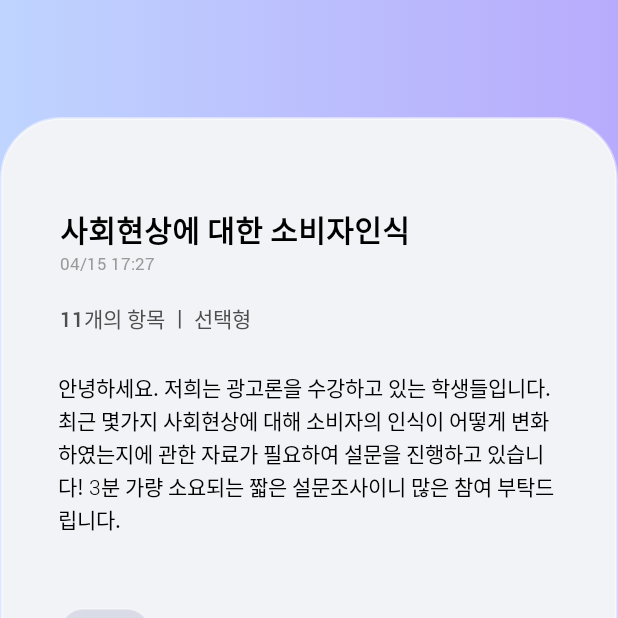
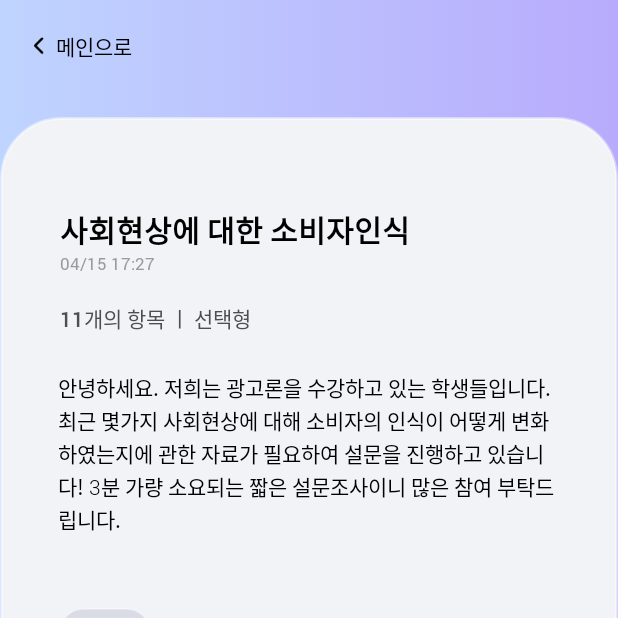
Before and after one commit to umc-moamoa/umc, an Android app: the FormDetailActivity screen opened directly, with no data from a screen before it, on a phone screen of 412 x 824 dp, the top half of it. Run offline under Robolectric (Android 15) with nearby library versions, the phone set to English and light mode, and no system bars.

Commit message:
메인 인기있는 설문조사 -> 폼 목록 페이지, -> 로그인 페이지

```diff
--- a/app/src/main/java/com/example/umc_hackathon/FormDetailActivity.kt
+++ b/app/src/main/java/com/example/umc_hackathon/FormDetailActivity.kt
@@ -1,5 +1,6 @@
 package com.example.umc_hackathon
 
+import android.content.Intent
 import androidx.appcompat.app.AppCompatActivity
 import android.os.Bundle
 import com.example.umc_hackathon.databinding.ActivityFormDetailBinding
@@ -17,5 +18,11 @@ class FormDetailActivity : AppCompatActivity() {
         if(intent.hasExtra("list_title")) {
             binding.tvSurveyTitle.text = intent.getStringExtra("list_title")
         }
+
+        binding.goBackToMain.setOnClickListener{
+            val intent = Intent(this, FormListActivity::class.java)
+            startActivity(intent)
+            finish()
+        }
     }
 }
--- a/app/src/main/java/com/example/umc_hackathon/MyPageActivity.kt
+++ b/app/src/main/java/com/example/umc_hackathon/MyPageActivity.kt
@@ -2,10 +2,12 @@ package com.example.umc_hackathon
 
 import androidx.appcompat.app.AppCompatActivity
 import android.os.Bundle
+import com.example.umc_hackathon.databinding.ActivityMyPageBinding
 
 class MyPageActivity : AppCompatActivity() {
     override fun onCreate(savedInstanceState: Bundle?) {
         super.onCreate(savedInstanceState)
-        setContentView(R.layout.activity_my_page)
+        val binding = ActivityMyPageBinding.inflate(layoutInflater)
+        setContentView(binding.root)
     }
 }
--- a/app/src/main/res/layout/activity_form_detail.xml
+++ b/app/src/main/res/layout/activity_form_detail.xml
@@ -9,6 +9,32 @@
     tools:context=".MainActivity"
     tools:layout_editor_absoluteX="0dp"
     tools:layout_editor_absoluteY="-1dp">
+
+    <LinearLayout
+        android:id="@+id/go_back_to_main"
+        android:layout_width="wrap_content"
+        android:layout_height="wrap_content"
+        android:layout_marginHorizontal="20dp"
+        android:layout_marginTop="20dp"
+        android:orientation="horizontal"
+        app:layout_constraintTop_toTopOf="parent"
+        app:layout_constraintStart_toStartOf="parent"
+        android:gravity="center_vertical">
+
+        <ImageView
+            android:layout_width="12dp"
+            android:layout_height="12dp"
+            android:layout_marginEnd="5dp"
+            android:src="@mipmap/chevron_right" />
+
+        <TextView
+            android:layout_width="wrap_content"
+            android:layout_height="wrap_content"
+            android:text="메인으로"
+            android:textSize="14sp"
+            android:textColor="@color/black" />
+
+    </LinearLayout>
 
     <androidx.constraintlayout.widget.ConstraintLayout
         android:layout_width="match_parent"
--- a/app/src/main/res/layout/activity_my_page.xml
+++ b/app/src/main/res/layout/activity_my_page.xml
@@ -6,7 +6,7 @@
     android:layout_width="match_parent"
     android:layout_height="match_parent"
     android:background="@color/pale_grey"
-    tools:context=".MainActivity"
+    tools:context=".MyPageActivity"
     tools:layout_editor_absoluteX="0dp"
     tools:layout_editor_absoluteY="-1dp">
 
@@ -22,7 +22,7 @@
         app:layout_constraintTop_toTopOf="parent">
 
         <TextView
-            android:id="@+id/member_name"
+            android:id="@+id/my_page_member_name_tv"
             android:layout_width="wrap_content"
             android:layout_height="wrap_content"
             android:layout_marginStart="40dp"
@@ -78,7 +78,7 @@
             android:orientation="horizontal"
             app:layout_constraintEnd_toEndOf="parent"
             app:layout_constraintStart_toStartOf="parent"
-            app:layout_constraintTop_toBottomOf="@id/member_name">
+            app:layout_constraintTop_toBottomOf="@id/my_page_member_name_tv">
 
             <ImageView
                 android:id="@+id/mypage_by_point"
```
Also changed, not shown: app/src/main/AndroidManifest.xml (+4 -4 lines), app/src/main/java/com/example/umc_hackathon/MainActivity.kt (+6 -1 lines), app/src/main/res/mipmap-hdpi/chevron_right.png (added).
